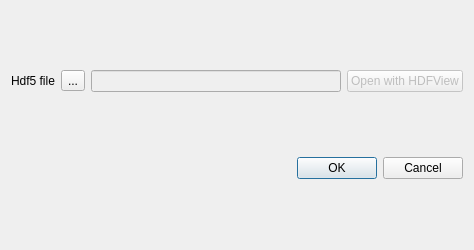
Above: svir/ui/ui_load_hdf5_as_layer.ui from gem/oq-irmt-qgis before the change. Below: the same form after it.
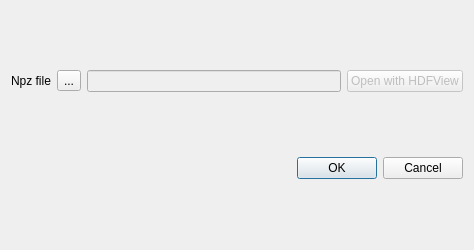
That is the form after the change.

What changed in the file:
```diff
--- a/svir/ui/ui_load_hdf5_as_layer.ui
+++ b/svir/ui/ui_load_hdf5_as_layer.ui
@@ -21,7 +21,7 @@
        <item>
         <widget class="QLabel" name="hdf5_lbl">
          <property name="text">
-          <string>Hdf5 file</string>
+          <string>Npz file</string>
          </property>
         </widget>
        </item>
```
Left out of the diff: 14 changed lines with no effect on the pictures.
